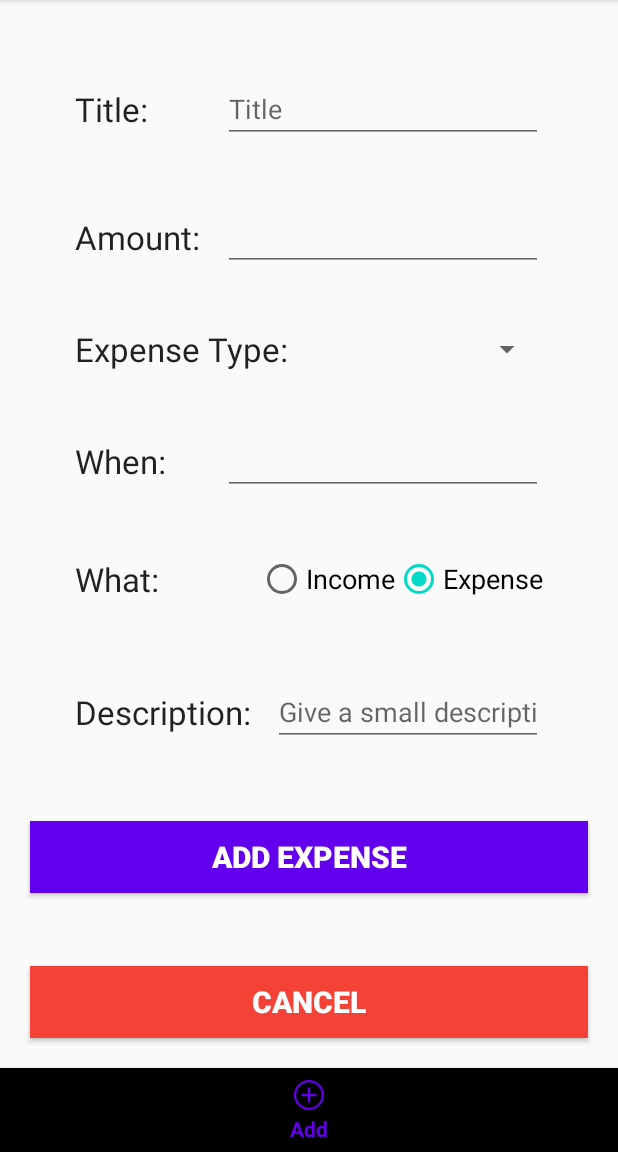
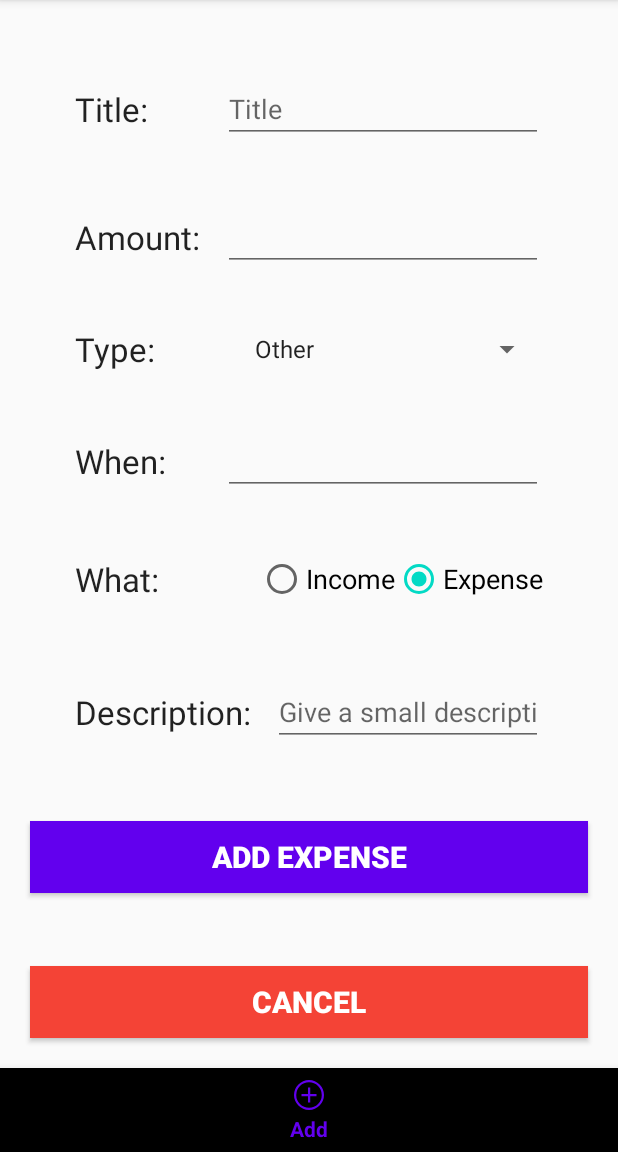
Before and after one commit to Suthar-Naresh/Android-Project, an Android app: the screen it shows after launch (MainActivity), item 2 of the bottom bar chosen, on a phone screen of 412 x 824 dp, the part 84-1236 px from its top. Run offline under Robolectric (Android 15) with nearby library versions, the phone set to English and light mode, and no system bars.

```diff
--- a/app/src/main/java/com/mad/expensetracker/AddExpenseFragment.java
+++ b/app/src/main/java/com/mad/expensetracker/AddExpenseFragment.java
@@ -1,17 +1,22 @@
 package com.mad.expensetracker;
 
+import android.app.Activity;
 import android.os.Bundle;
 import android.support.v4.app.Fragment;
 import android.view.LayoutInflater;
 import android.view.View;
 import android.view.ViewGroup;
+import android.widget.AdapterView;
+import android.widget.ArrayAdapter;
+import android.widget.Spinner;
+import android.widget.Toast;
 
 /**
  * A simple {@link Fragment} subclass.
  * Use the {@link AddExpenseFragment#newInstance} factory method to
  * create an instance of this fragment.
  */
-public class AddExpenseFragment extends Fragment {
+public class AddExpenseFragment extends Fragment implements AdapterView.OnItemSelectedListener {
 
     // TODO: Rename parameter arguments, choose names that match
     // the fragment initialization parameters, e.g. ARG_ITEM_NUMBER
@@ -53,10 +58,35 @@ public class AddExpenseFragment extends Fragment {
         }
     }
 
+    Activity context;
+
     @Override
     public View onCreateView(LayoutInflater inflater, ViewGroup container,
                              Bundle savedInstanceState) {
+        context = getActivity();
+
         // Inflate the layout for this fragment
         return inflater.inflate(R.layout.fragment_add_expense, container, false);
     }
+
+    public void onStart(){
+        super.onStart();
+
+        Spinner categorySpinner = context.findViewById(R.id.expenseTypeSpinner);
+        ArrayAdapter<CharSequence> adapter = ArrayAdapter.createFromResource(context,R.array.categories, android.R.layout.simple_spinner_item);
+        adapter.setDropDownViewResource(android.R.layout.simple_spinner_dropdown_item);
+        categorySpinner.setAdapter(adapter);
+        categorySpinner.setOnItemSelectedListener(this);
+    }
+
+    @Override
+    public void onItemSelected(AdapterView<?> parent, View view, int position, long id) {
+        String catgry = parent.getItemAtPosition(position).toString();
+        Toast.makeText(parent.getContext(), catgry, Toast.LENGTH_SHORT).show();
+    }
+
+    @Override
+    public void onNothingSelected(AdapterView<?> parent) {
+
+    }
 }
--- a/app/src/main/java/com/mad/expensetracker/SectionChildRecyclerAdaptor.java
+++ b/app/src/main/java/com/mad/expensetracker/SectionChildRecyclerAdaptor.java
@@ -27,7 +27,7 @@ public class SectionChildRecyclerAdaptor extends RecyclerView.Adapter<SectionChi
 
     @Override
     public void onBindViewHolder(@NonNull SectionChildViewHolder sectionChildViewHolder, int position) {
-        sectionChildViewHolder.sectionItem.setText(items.get(position));
+//        sectionChildViewHolder.;
     }
 
     @Override
@@ -39,7 +39,7 @@ public class SectionChildRecyclerAdaptor extends RecyclerView.Adapter<SectionChi
         TextView sectionItem;
         public SectionChildViewHolder(@NonNull View itemView) {
             super(itemView);
-            sectionItem = itemView.findViewById(R.id.sectionItem);
+//            sectionItem = itemView.findViewById(R.id.);
         }
     }
 }
--- a/app/src/main/res/layout/fragment_add_expense.xml
+++ b/app/src/main/res/layout/fragment_add_expense.xml
@@ -68,7 +68,7 @@
             android:layout_height="wrap_content"
             android:layout_marginStart="50dp"
             android:layout_marginLeft="50dp"
-            android:text="Expense Type:"
+            android:text="Type:"
             android:textAppearance="@style/TextAppearance.AppCompat.Large"
             app:layout_constraintBottom_toBottomOf="@+id/expenseTypeSpinner"
             app:layout_constraintStart_toStartOf="parent"
@@ -76,7 +76,7 @@
 
         <Spinner
             android:id="@+id/expenseTypeSpinner"
-            android:layout_width="wrap_content"
+            android:layout_width="200dp"
             android:layout_height="wrap_content"
             android:layout_marginTop="40dp"
             android:layout_marginEnd="50dp"
--- a/app/src/main/res/values/strings.xml
+++ b/app/src/main/res/values/strings.xml
@@ -3,4 +3,15 @@
     <string name="nav_home">Home</string>
     <string name="nav_add">Add</string>
     <string name="nav_chart">Charts</string>
+
+    <string-array name="categories">
+        <item>Other</item>
+        <item>Bill</item>
+        <item>Celebration</item>
+        <item>Print</item>
+        <item>Transport</item>
+        <item>Snacks</item>
+        <item>Shopping</item>
+        <item>Drinks</item>
+    </string-array>
 </resources>
```
Also changed, not shown: app/src/main/AndroidManifest.xml (+4 -4 lines), app/src/main/java/com/mad/expensetracker/Section.java (+4 -5 lines), app/src/main/java/com/mad/expensetracker/TransactionInfo.java (added, +13 -0 lines), app/src/main/java/com/mad/expensetracker/ViewAllActivity.java (+17 -17 lines), app/src/main/res/layout/activity_transaction_info.xml (added, +72 -0 lines), app/src/main/res/layout/section_row_item.xml (+17 -41 lines).
